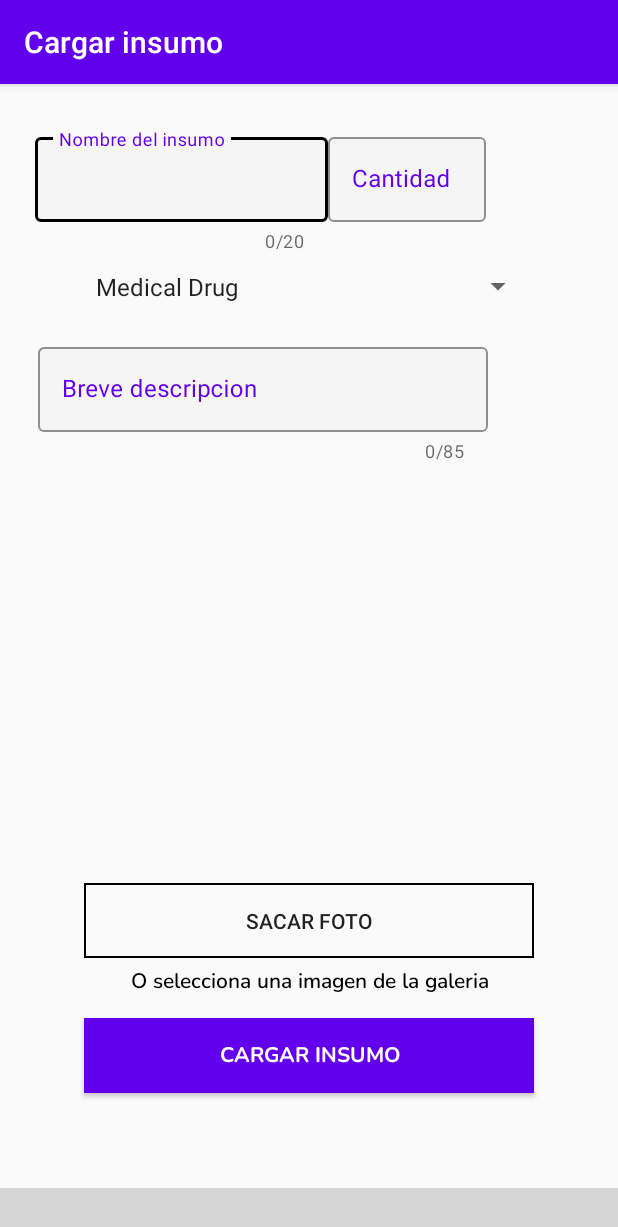
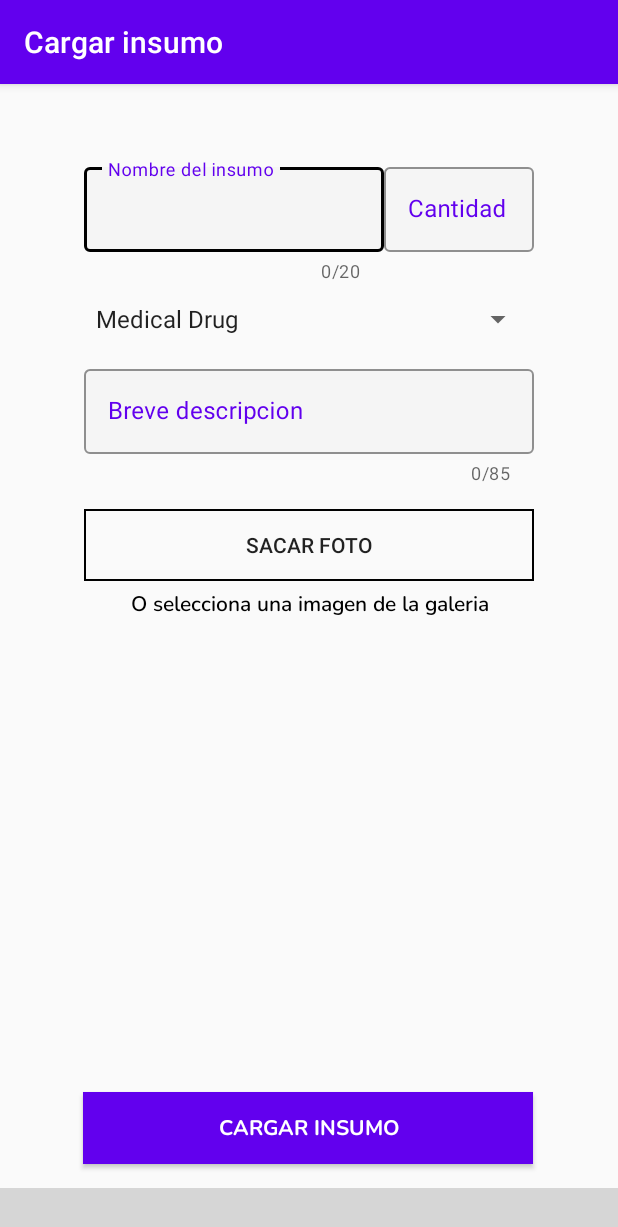
Before and after one commit to Castrogiovanni20/WeHeal, an Android app: the CargarMedicacion screen opened directly, with no data from a screen before it, on a phone screen of 412 x 824 dp. Shown: the top 1227 px of the screen. Run offline under Robolectric (Android 15) with nearby library versions, the light colour scheme and no system bars; our stand-ins replace Firebase (no records; nobody signed in at launch, a user with empty details on screens opened directly); libraries missing offline, so code that uses them is left out: com.aurelhubert.ahbottomnavigation; plain views replace AHBottomNavigation; 13 statements that could not run were skipped; grey boxes are pictures that could not be loaded.

Commit message:
Migracion a ConstraintLayout

```diff
--- a/app/src/main/java/com/example/weheal/DatosSolicitante.java
+++ b/app/src/main/java/com/example/weheal/DatosSolicitante.java
@@ -3,7 +3,6 @@ package com.example.weheal;
 import android.content.Context;
 import android.content.Intent;
 import android.os.Bundle;
-import android.os.PersistableBundle;
 import android.util.Log;
 import android.view.View;
 import android.widget.Button;
--- a/app/src/main/java/com/example/weheal/Notificaciones.java
+++ b/app/src/main/java/com/example/weheal/Notificaciones.java
@@ -4,7 +4,6 @@ import android.content.Intent;
 import android.graphics.Color;
 import android.os.Bundle;
 import android.util.Log;
-import android.view.MenuItem;
 import android.view.View;
 import android.widget.TextView;
 
@@ -23,7 +22,6 @@ import com.firebase.ui.database.FirebaseRecyclerAdapter;
 import com.google.android.gms.tasks.OnCompleteListener;
 import com.google.android.gms.tasks.OnFailureListener;
 import com.google.android.gms.tasks.Task;
-import com.google.android.material.bottomnavigation.BottomNavigationView;
 import com.google.firebase.auth.FirebaseAuth;
 import com.google.firebase.database.DataSnapshot;
 import com.google.firebase.database.DatabaseError;
--- /dev/null
+++ b/app/src/main/res/drawable/ic_share_black_24dp.xml
@@ -0,0 +1,5 @@
+<vector android:height="24dp" android:tint="#757575"
+    android:viewportHeight="24.0" android:viewportWidth="24.0"
+    android:width="24dp" xmlns:android="http://schemas.android.com/apk/res/android">
+    <path android:fillColor="#FF000000" android:pathData="M18,16.08c-0.76,0 -1.44,0.3 -1.96,0.77L8.91,12.7c0.05,-0.23 0.09,-0.46 0.09,-0.7s-0.04,-0.47 -0.09,-0.7l7.05,-4.11c0.54,0.5 1.25,0.81 2.04,0.81 1.66,0 3,-1.34 3,-3s-1.34,-3 -3,-3 -3,1.34 -3,3c0,0.24 0.04,0.47 0.09,0.7L8.04,9.81C7.5,9.31 6.79,9 6,9c-1.66,0 -3,1.34 -3,3s1.34,3 3,3c0.79,0 1.5,-0.31 2.04,-0.81l7.12,4.16c-0.05,0.21 -0.08,0.43 -0.08,0.65 0,1.61 1.31,2.92 2.92,2.92 1.61,0 2.92,-1.31 2.92,-2.92s-1.31,-2.92 -2.92,-2.92z"/>
+</vector>
--- a/app/src/main/res/layout/activity_carga_medicacion.xml
+++ b/app/src/main/res/layout/activity_carga_medicacion.xml
@@ -1,145 +1,150 @@
 <?xml version="1.0" encoding="utf-8"?>
-
-
-<RelativeLayout xmlns:android="http://schemas.android.com/apk/res/android"
+<androidx.constraintlayout.widget.ConstraintLayout xmlns:android="http://schemas.android.com/apk/res/android"
     xmlns:app="http://schemas.android.com/apk/res-auto"
     xmlns:tools="http://schemas.android.com/tools"
     android:layout_width="match_parent"
-        android:layout_height="match_parent"
-        android:orientation="vertical">
-
-
-    <LinearLayout
-        android:layout_width="match_parent"
-        android:layout_height="150dp"
-        android:orientation="horizontal"
-        android:paddingLeft="18dp">
+    android:layout_height="match_parent">
 
     <com.google.android.material.textfield.TextInputLayout
         android:id="@+id/nombreInsumo"
-        android:layout_width="195dp"
+        style="@style/Widget.MaterialComponents.TextInputLayout.OutlinedBox"
+        android:layout_width="200dp"
         android:layout_height="wrap_content"
-        android:layout_marginTop="30dp"
-            android:layout_marginLeft="5dp"
+        android:layout_marginTop="50dp"
         android:hint="Nombre del insumo"
+        android:textColorHint="@color/colorAccent"
+        app:boxBackgroundColor="@color/browser_actions_bg_grey"
         app:boxBackgroundMode="outline"
-            app:boxBackgroundColor="@color/browser_actions_bg_grey"
+        app:boxStrokeColor="@android:color/black"
         app:counterEnabled="true"
         app:counterMaxLength="20"
-        android:textColorHint="@color/colorAccent"
-        app:boxStrokeColor="@android:color/black"
-        style="@style/Widget.MaterialComponents.TextInputLayout.OutlinedBox">
+        app:layout_constraintEnd_toStartOf="@+id/cantInsumo"
+        app:layout_constraintHorizontal_bias="0.5"
+        app:layout_constraintHorizontal_chainStyle="packed"
+        app:layout_constraintStart_toStartOf="parent"
+        app:layout_constraintTop_toTopOf="parent"
+        app:layout_constraintVertical_chainStyle="packed">
 
         <com.google.android.material.textfield.TextInputEditText
             android:id="@+id/input_nombreInsumo"
             android:layout_width="match_parent"
-            android:layout_height="wrap_content"/>
+            android:layout_height="wrap_content" />
     </com.google.android.material.textfield.TextInputLayout>
 
     <com.google.android.material.textfield.TextInputLayout
         android:id="@+id/cantInsumo"
-            android:layout_width="105dp"
+        style="@style/Widget.MaterialComponents.TextInputLayout.OutlinedBox"
+        android:layout_width="100dp"
         android:layout_height="wrap_content"
-            android:layout_marginTop="30dp"
+        android:layout_marginTop="50dp"
+        android:layout_toRightOf="@+id/nombreInsumo"
         android:hint="Cantidad"
+        android:textColorHint="@color/colorAccent"
+        app:boxBackgroundColor="@color/browser_actions_bg_grey"
         app:boxBackgroundMode="outline"
-            app:boxBackgroundColor="@color/browser_actions_bg_grey"
-            android:textColorHint="@color/colorAccent"
         app:boxStrokeColor="@android:color/black"
-            style="@style/Widget.MaterialComponents.TextInputLayout.OutlinedBox">
+        app:layout_constraintEnd_toEndOf="parent"
+        app:layout_constraintHorizontal_bias="0.5"
+        app:layout_constraintHorizontal_chainStyle="packed"
+        app:layout_constraintStart_toEndOf="@+id/nombreInsumo"
+        app:layout_constraintTop_toTopOf="parent"
+        app:layout_constraintVertical_chainStyle="packed">
 
         <com.google.android.material.textfield.TextInputEditText
             android:id="@+id/cantidadDonarEditText"
             android:layout_width="match_parent"
-                android:layout_height="wrap_content"/>
+            android:layout_height="wrap_content" />
     </com.google.android.material.textfield.TextInputLayout>
-    </LinearLayout>
-
 
     <Spinner
         android:id="@+id/insumosSpinner"
         android:layout_width="300dp"
-        android:layout_height="50dp"
-        android:layout_marginTop="110dp"
-        android:layout_gravity="center_horizontal"
-        android:layout_centerHorizontal="true"
+        android:layout_height="wrap_content"
+        android:layout_marginTop="12dp"
         android:entries="@array/productType_arrays"
-        android:prompt="@string/productType_prompt" />
+        android:prompt="@string/productType_prompt"
+        app:layout_constraintEnd_toEndOf="parent"
+        app:layout_constraintStart_toStartOf="parent"
+        app:layout_constraintTop_toBottomOf="@+id/nombreInsumo" />
 
     <com.google.android.material.textfield.TextInputLayout
         android:id="@+id/descripcion"
+        style="@style/Widget.MaterialComponents.TextInputLayout.OutlinedBox"
         android:layout_width="300dp"
         android:layout_height="wrap_content"
-        android:layout_marginTop="170dp"
-        android:layout_marginLeft="25dp"
+        android:layout_marginTop="16dp"
         android:hint="Breve descripcion"
+        android:textColorHint="@color/colorAccent"
+        app:boxBackgroundColor="@color/browser_actions_bg_grey"
         app:boxBackgroundMode="outline"
-        app:boxBackgroundColor="@color/browser_actions_bg_grey"
+        app:boxStrokeColor="@android:color/black"
         app:counterEnabled="true"
         app:counterMaxLength="85"
-        android:textColorHint="@color/colorAccent"
-        app:boxStrokeColor="@android:color/black"
-        style="@style/Widget.MaterialComponents.TextInputLayout.OutlinedBox">
+        app:layout_constraintEnd_toEndOf="parent"
+        app:layout_constraintStart_toStartOf="parent"
+        app:layout_constraintTop_toBottomOf="@+id/insumosSpinner">
 
         <com.google.android.material.textfield.TextInputEditText
             android:id="@+id/input_description"
             android:layout_width="match_parent"
-            android:layout_height="wrap_content"/>
+            android:layout_height="wrap_content" />
     </com.google.android.material.textfield.TextInputLayout>
-
 
     <Button
         android:id="@+id/sacarFoto"
         android:layout_width="300dp"
-        android:layout_height="50dp"
-        android:layout_alignParentBottom="true"
-        android:layout_centerVertical="true"
-        android:layout_centerHorizontal="true"
-        android:layout_marginBottom="185dp"
+        android:layout_height="wrap_content"
+        android:layout_marginTop="16dp"
         android:background="@drawable/radius2"
         android:paddingLeft="0dp"
-        android:text="Sacar foto" />
+        android:text="Sacar foto"
+        app:layout_constraintEnd_toEndOf="parent"
+        app:layout_constraintStart_toStartOf="parent"
+        app:layout_constraintTop_toBottomOf="@+id/descripcion" />
 
     <TextView
         android:id="@+id/subirFoto"
         android:layout_width="300dp"
-        android:layout_height="30dp"
-        android:layout_alignParentBottom="true"
-        android:layout_centerVertical="true"
-        android:layout_centerHorizontal="true"
-        android:layout_marginBottom="150dp"
+        android:layout_height="wrap_content"
+        android:layout_marginTop="5dp"
+        android:fontFamily="@font/nunito_semibold"
         android:text="O selecciona una imagen de la galeria"
         android:textAlignment="center"
         android:textColor="@android:color/black"
-        android:fontFamily="@font/nunito_semibold"
-        />
+        app:layout_constraintEnd_toEndOf="parent"
+        app:layout_constraintStart_toStartOf="parent"
+        app:layout_constraintTop_toBottomOf="@+id/sacarFoto" />
+
 
     <Button
         android:id="@+id/cargarInsumoButton"
         android:layout_width="300dp"
-        android:layout_height="50dp"
-        android:layout_alignParentBottom="true"
-        android:layout_centerVertical="true"
-        android:layout_centerHorizontal="true"
-        android:layout_marginBottom="95dp"
+        android:layout_height="wrap_content"
+        android:layout_marginBottom="16dp"
         android:background="#6200EE"
+        android:fontFamily="@font/nunito_bold"
         android:text="Cargar insumo"
         android:textColor="#FFFFFF"
-        android:fontFamily="@font/nunito_bold"
-        />
+        app:layout_constraintBottom_toTopOf="@+id/bottom_navigation"
+        app:layout_constraintEnd_toEndOf="parent"
+        app:layout_constraintHorizontal_bias="0.494"
+        app:layout_constraintStart_toStartOf="parent" />
 
     <com.airbnb.lottie.LottieAnimationView
         android:id="@+id/loading"
-        android:layout_width="match_parent"
-        android:layout_height="665dp"
+        android:layout_width="300dp"
+        android:layout_height="20dp"
         android:visibility="invisible"
+        app:layout_constraintEnd_toEndOf="parent"
+        app:layout_constraintStart_toStartOf="parent"
         app:lottie_autoPlay="true"
-        app:lottie_rawRes="@raw/loading1" />
+        app:lottie_rawRes="@raw/loading1"
+        tools:layout_editor_absoluteY="412dp" />
 
     <com.aurelhubert.ahbottomnavigation.AHBottomNavigation
         android:id="@+id/bottom_navigation"
         android:layout_width="match_parent"
         android:layout_height="wrap_content"
-        android:layout_alignParentBottom="true"/>
-
-</RelativeLayout>
+        app:layout_constraintBottom_toBottomOf="parent"
+        tools:layout_editor_absoluteX="0dp" />
+</androidx.constraintlayout.widget.ConstraintLayout>
```
Also changed, not shown: app/src/main/java/com/example/weheal/CargarMedicacion.java (+4 -11 lines), app/src/main/java/com/example/weheal/MenuActivity.java (+1 -18 lines), app/src/main/java/com/example/weheal/ViewHolder.java (+19 -0 lines), app/src/main/res/layout/activity_datos_solicitante.xml (+52 -45 lines), app/src/main/res/layout/activity_menu.xml (+47 -65 lines), app/src/main/res/layout/card_insumo.xml (+70 -60 lines), app/src/main/res/layout/card_insumo_load.xml (+33 -46 lines), app/src/main/res/layout/card_notificacion.xml (+39 -38 lines). Lines whose indentation alone changed are shown as unchanged.
